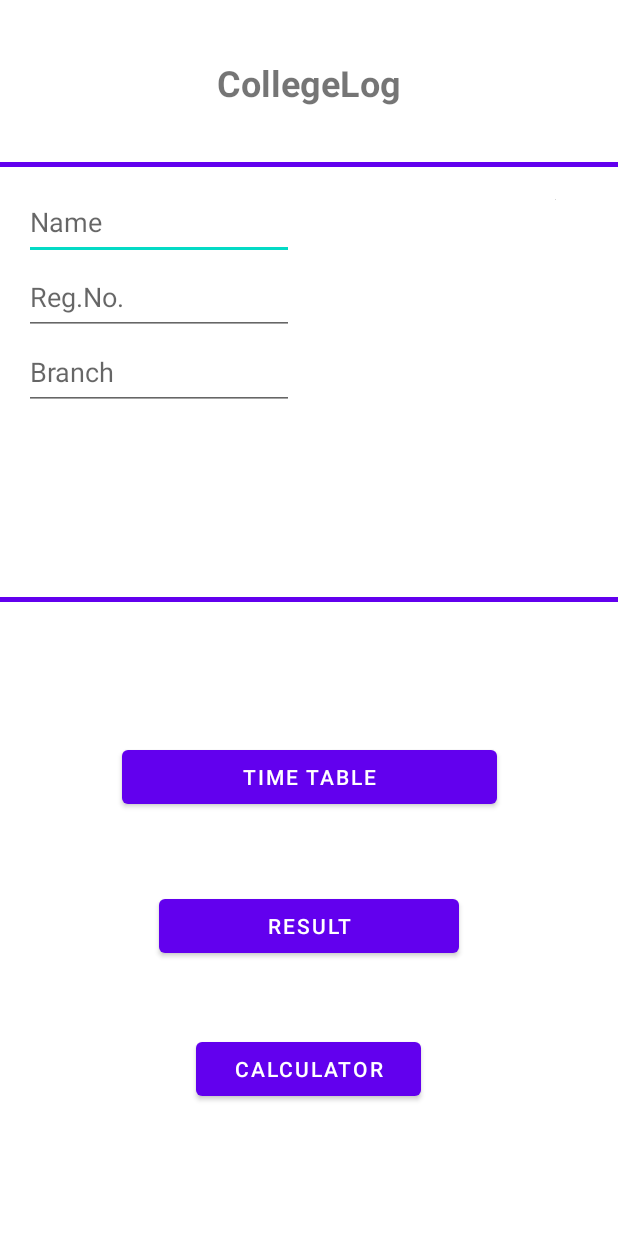
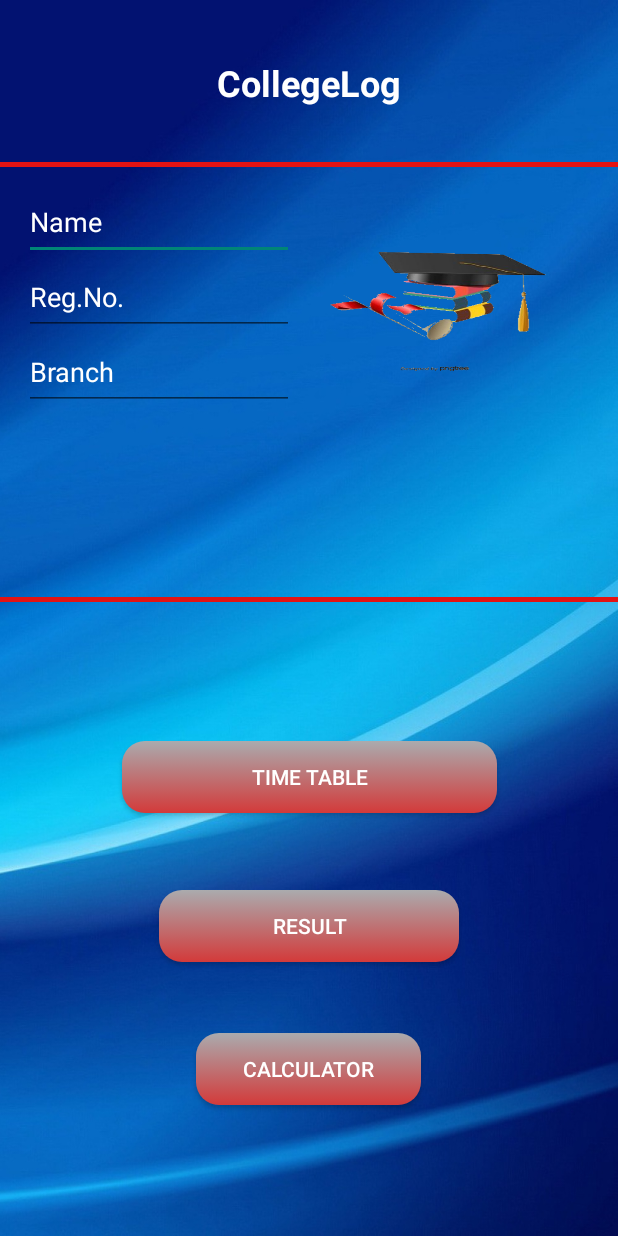
Before and after one commit to AdityaKanikdaley/Android_Studio_PC, an Android app: the layout activity_main.xml on its own in the app's theme, with its tools: preview values and no code run, on a phone screen of 412 x 824 dp. Run offline under Robolectric (Android 15) with nearby library versions, the phone set to English and light mode, and no system bars.

Commit message:
background applied

```diff
--- a/CollegeLog/app/src/main/AndroidManifest.xml
+++ b/CollegeLog/app/src/main/AndroidManifest.xml
@@ -8,7 +8,7 @@
         android:label="@string/app_name"
         android:roundIcon="@mipmap/ic_launcher_round"
         android:supportsRtl="true"
-        android:theme="@style/Theme.CollegeLog">
+        android:theme="@style/Theme.AppCompat.DayNight.NoActionBar">
         <activity android:name=".MainActivity">
             <intent-filter>
                 <action android:name="android.intent.action.MAIN" />
--- /dev/null
+++ b/CollegeLog/app/src/main/res/drawable/gradient.xml
@@ -0,0 +1,17 @@
+<?xml version="1.0" encoding="utf-8"?>
+<selector xmlns:android="http://schemas.android.com/apk/res/android">
+
+    <item>
+        <shape>
+            <gradient
+                android:angle="90"
+                android:startColor="#224DCD"
+                android:endColor="#CD2D8D"
+                android:type="linear"/>
+        </shape>
+
+
+    </item>
+
+
+</selector>
--- /dev/null
+++ b/CollegeLog/app/src/main/res/drawable/gradient_button.xml
@@ -0,0 +1,15 @@
+<?xml version="1.0" encoding="utf-8"?>
+<selector xmlns:android="http://schemas.android.com/apk/res/android">
+
+    <item>
+        <shape>
+            <corners android:radius="15dp"/>
+            <gradient
+                android:angle="90"
+                android:startColor="#D33A3A"
+                android:endColor="#AAABAE"
+                android:type="linear"/>
+        </shape>
+    </item>
+
+</selector>
--- a/CollegeLog/app/src/main/res/layout/activity_main.xml
+++ b/CollegeLog/app/src/main/res/layout/activity_main.xml
@@ -4,7 +4,8 @@
     xmlns:tools="http://schemas.android.com/tools"
     android:layout_width="match_parent"
     android:layout_height="match_parent"
-    tools:context=".MainActivity">
+    tools:context=".MainActivity"
+    android:background="@drawable/ssdsd">
 
 
     <TextView
@@ -15,6 +16,7 @@
         android:layout_marginBottom="296dp"
         android:gravity="center"
         android:text="CollegeLog"
+        android:textColor="@color/white"
         android:textSize="24dp"
         android:textStyle="bold"
         app:layout_constraintBottom_toTopOf="@+id/textView8"
@@ -27,7 +29,7 @@
         android:layout_width="match_parent"
         android:layout_height="3dp"
         android:layout_marginBottom="676dp"
-        android:background="@color/design_default_color_primary"
+        android:background="#E31313"
         app:layout_constraintBottom_toBottomOf="parent"
         app:layout_constraintEnd_toEndOf="parent"
         app:layout_constraintStart_toStartOf="parent"
@@ -49,39 +51,45 @@
             android:id="@+id/name"
             android:layout_width="180dp"
             android:layout_height="50dp"
-            android:hint="Name" />
+            android:hint="Name"
+            android:textColorHint="@color/white"
+            android:textColor="@color/white"/>
 
         <EditText
             android:id="@+id/registration"
             android:layout_width="180dp"
             android:layout_height="50dp"
-            android:hint="Reg.No." />
+            android:hint="Reg.No."
+            android:textColorHint="@color/white"
+            android:textColor="@color/white"/>
 
         <EditText
             android:id="@+id/branch"
             android:layout_width="180dp"
             android:layout_height="50dp"
-            android:hint="Branch" />
+            android:hint="Branch"
+            android:textColorHint="@color/white"
+            android:textColor="@color/white"/>
 
     </LinearLayout>
 
     <ImageView
         android:id="@+id/imageView2"
-        android:layout_width="wrap_content"
-        android:layout_height="wrap_content"
-        android:layout_marginTop="9dp"
-        android:layout_marginEnd="41dp"
-        android:layout_marginRight="41dp"
+        android:layout_width="165dp"
+        android:layout_height="108dp"
+        android:layout_marginTop="20dp"
+        android:layout_marginEnd="40dp"
+        android:layout_marginRight="40dp"
+        android:background="@drawable/gggg_transparent"
         app:layout_constraintEnd_toEndOf="parent"
-        app:layout_constraintTop_toTopOf="@+id/linearLayout"
-        tools:srcCompat="@tools:sample/avatars" />
+        app:layout_constraintTop_toTopOf="@+id/linearLayout" />
 
     <TextView
         android:id="@+id/textView8"
         android:layout_width="match_parent"
         android:layout_height="3dp"
         android:layout_marginBottom="392dp"
-        android:background="@color/design_default_color_primary"
+        android:background="#E31313"
         app:layout_constraintBottom_toBottomOf="parent"
         app:layout_constraintEnd_toEndOf="parent"
         app:layout_constraintHorizontal_bias="0.0"
@@ -94,10 +102,14 @@
         android:layout_height="wrap_content"
         android:layout_marginBottom="51dp"
         android:gravity="center"
+        android:elevation="7dp"
+        android:textColor="@color/white"
         android:text="Time Table"
+        android:background="@drawable/gradient_button"
         app:layout_constraintBottom_toTopOf="@+id/resultButton"
         app:layout_constraintEnd_toEndOf="parent"
-        app:layout_constraintStart_toStartOf="parent" />
+        app:layout_constraintStart_toStartOf="parent"
+        android:shadowRadius="@android:integer/config_longAnimTime"/>
 
     <Button
         android:id="@+id/resultButton"
@@ -105,20 +117,30 @@
         android:layout_height="wrap_content"
         android:layout_marginBottom="47dp"
         android:text="Result"
+        android:textColor="@color/white"
+        android:elevation="5dp"
+        android:background="@drawable/gradient_button"
         app:layout_constraintBottom_toTopOf="@+id/calcButton"
         app:layout_constraintEnd_toEndOf="parent"
-        app:layout_constraintStart_toStartOf="parent" />
+        android:shadowDx="@android:integer/config_longAnimTime"
+        android:shadowDy="@android:integer/config_longAnimTime"
+        app:layout_constraintStart_toStartOf="parent"
+        android:shadowRadius="@android:integer/config_longAnimTime"/>
 
     <Button
         android:id="@+id/calcButton"
         android:layout_width="150dp"
         android:layout_height="wrap_content"
         android:layout_marginBottom="87dp"
+        android:elevation="3dp"
         android:text="Calculator"
+        android:textColor="@color/white"
+        android:background="@drawable/gradient_button"
         app:layout_constraintBottom_toBottomOf="parent"
         app:layout_constraintEnd_toEndOf="parent"
         app:layout_constraintHorizontal_bias="0.498"
-        app:layout_constraintStart_toStartOf="parent" />
+        app:layout_constraintStart_toStartOf="parent"
+        android:shadowRadius="@android:integer/config_longAnimTime"/>
 
 
 </androidx.constraintlayout.widget.ConstraintLayout>
--- a/CollegeLog/build.gradle
+++ b/CollegeLog/build.gradle
@@ -5,7 +5,7 @@ buildscript {
         jcenter()
     }
     dependencies {
-        classpath "com.android.tools.build:gradle:4.1.2"
+        classpath 'com.android.tools.build:gradle:4.1.3'
 
         // NOTE: Do not place your application dependencies here; they belong
         // in the individual module build.gradle files
```
Also changed, not shown: CollegeLog/app/src/main/res/drawable/gggg_transparent.png (added), CollegeLog/app/src/main/res/drawable/pic.png (added), CollegeLog/app/src/main/res/drawable/ssdsd.jpg (added).
